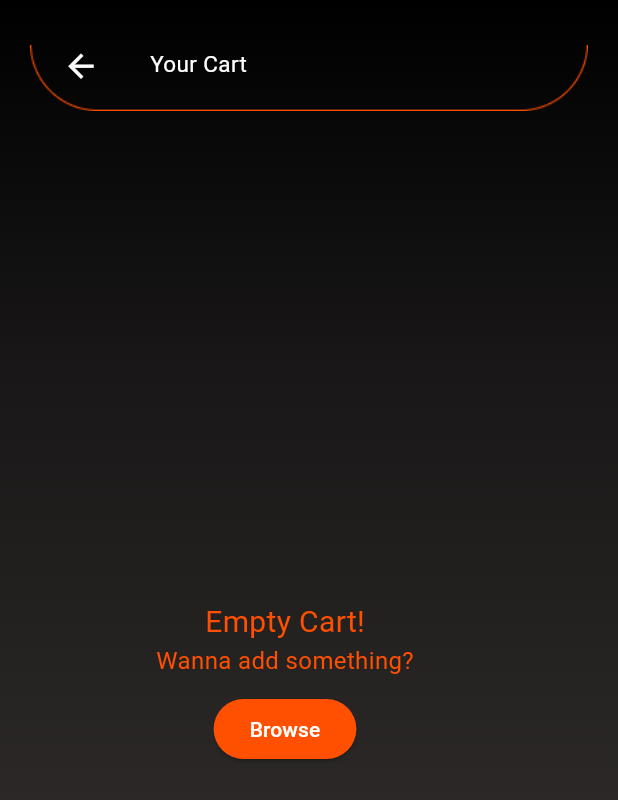
After one commit to AbdullahUsman07/Flutter-Internship, a Flutter app: the CartPage screen opened directly, on a phone screen of 412 x 824 dp. The commit adds this screen. Shown: the top 800 px of the screen. Run offline on Flutter 3.47's test engine with Material 3 defaults, Android fonts, the phone set to English and light mode, and no system bars; our stand-ins replace google_fonts.

Commit message:
feat: Cart page added

```diff
--- a/day_3/lib/main.dart
+++ b/day_3/lib/main.dart
@@ -1,7 +1,7 @@
 
 
 
-import 'package:day_3/pages/home_page.dart';
+
 import 'package:day_3/pages/ladning_page.dart';
 import 'package:flutter/material.dart';
 
--- /dev/null
+++ b/day_3/lib/pages/cart_page.dart
@@ -0,0 +1,85 @@
+import 'package:day_3/pages/home_page.dart';
+import 'package:day_3/widgets/theme_creator.dart';
+import 'package:flutter/material.dart';
+
+class CartPage extends StatelessWidget {
+  const CartPage({super.key});
+
+  @override
+  Widget build(BuildContext context) {
+    return Scaffold(
+      body: Stack(
+        children: [
+          themeCreator(context),
+          Positioned(
+            top: 30,
+            right: 20,
+            left: 20,
+            child: Image.asset(
+              'assets/vectors/rectangle.png',
+              fit: BoxFit.cover,
+            ),
+          ),
+          Positioned(
+            top: 20,
+            left: 30,
+            child: IconButton(
+              onPressed: () {
+                Navigator.pop(context);
+              },
+              icon: Icon(Icons.arrow_back_sharp, color: Colors.white, size: 25),
+            ),
+          ),
+          Positioned(
+            top: 32,
+            left: 100,
+            child: Text(
+              'Your Cart',
+              style: TextStyle(fontSize: 15, color: Colors.white),
+            ),
+          ),
+          Positioned(
+            top: 400,
+            left: 40,
+            child: SizedBox(
+              width: 300,
+              height: 250,
+              child: Column(
+                children: [
+                  Text(
+                    'Empty Cart!',
+                    style: TextStyle(
+                      fontSize: 20,
+                      color: Color.fromRGBO(255, 79, 0, 1),
+                    ),
+                  ),
+                  Text(
+                    'Wanna add something?',
+                    style: TextStyle(
+                      fontSize: 16,
+                      color: Color.fromRGBO(255, 79, 0, 1),
+                    ),
+                  ),
+                  const SizedBox(height: 10),
+                  ElevatedButton(
+                    onPressed: () {
+                      Navigator.pushReplacement(context,
+                      MaterialPageRoute(builder: (context) => HomePage()));
+                    },
+                    style: ElevatedButton.styleFrom(
+                      backgroundColor: Color.fromRGBO(255, 79, 0, 1),
+                    ),
+                    child: Text(
+                      'Browse',
+                      style: TextStyle(color: Colors.white),
+                    ),
+                  ),
+                ],
+              ),
+            ),
+          ),
+        ],
+      ),
+    );
+  }
+}
--- a/day_3/lib/pages/home_page.dart
+++ b/day_3/lib/pages/home_page.dart
@@ -1,4 +1,5 @@
 import 'package:day_3/data/menu.dart';
+import 'package:day_3/pages/cart_page.dart';
 import 'package:day_3/widgets/cuisine_list.dart';
 import 'package:day_3/widgets/restaurant_list.dart';
 import 'package:day_3/widgets/theme_creator.dart';
@@ -41,7 +42,11 @@ class HomePage extends StatelessWidget {
                           SizedBox(
                             width: 30,
                             height: 30,
-                            child: Image.asset('assets/vectors/heart-icon.png'),
+                            child: InkWell(
+                              onTap: () {
+                                Navigator.push(context, MaterialPageRoute(builder: (context) => CartPage()));
+                              },
+                              child: Image.asset('assets/vectors/heart-icon.png')),
                           ),
                           SizedBox(width: 20),
                           Icon(
```
Also changed, not shown: day_3/assets/vectors/rectangle.png (added).
